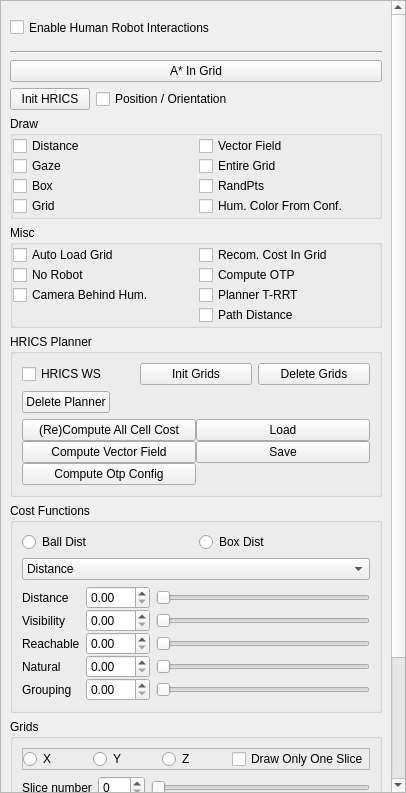
Old version of the form src/move3d-qt-gui-libs/src/qtMainInterface/sideWidgets/qtHrics.ui in the repository jmainpri/move3d-studio.
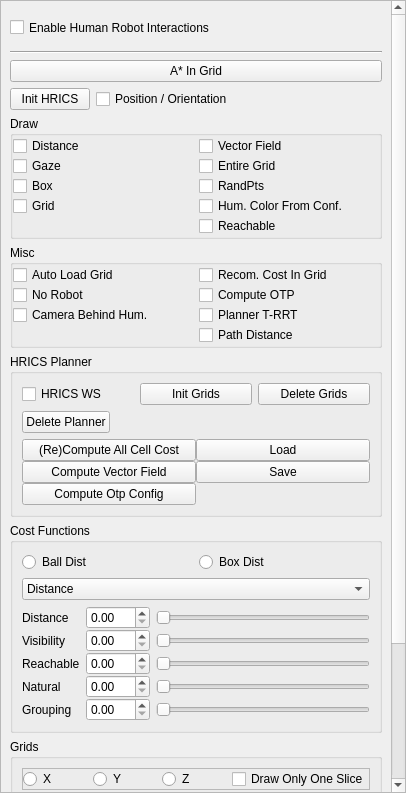
New version of the form.

Commit message: Add checkbox to draw reachable space

```diff
--- a/src/move3d-qt-gui-libs/src/qtMainInterface/sideWidgets/qtHrics.ui
+++ b/src/move3d-qt-gui-libs/src/qtMainInterface/sideWidgets/qtHrics.ui
@@ -35,9 +35,9 @@
       <property name="geometry">
        <rect>
         <x>0</x>
-        <y>-210</y>
+        <y>0</y>
         <width>389</width>
-        <height>1026</height>
+        <height>1042</height>
        </rect>
       </property>
       <layout class="QVBoxLayout" name="verticalLayout_24">
@@ -175,6 +175,13 @@
             </property>
            </widget>
           </item>
+          <item row="4" column="1">
+           <widget class="QCheckBox" name="checkBoxDrawReachable">
+            <property name="text">
+             <string>Reachable</string>
+            </property>
+           </widget>
+          </item>
          </layout>
         </widget>
        </item>
```
The commit also changes 1 other file.
